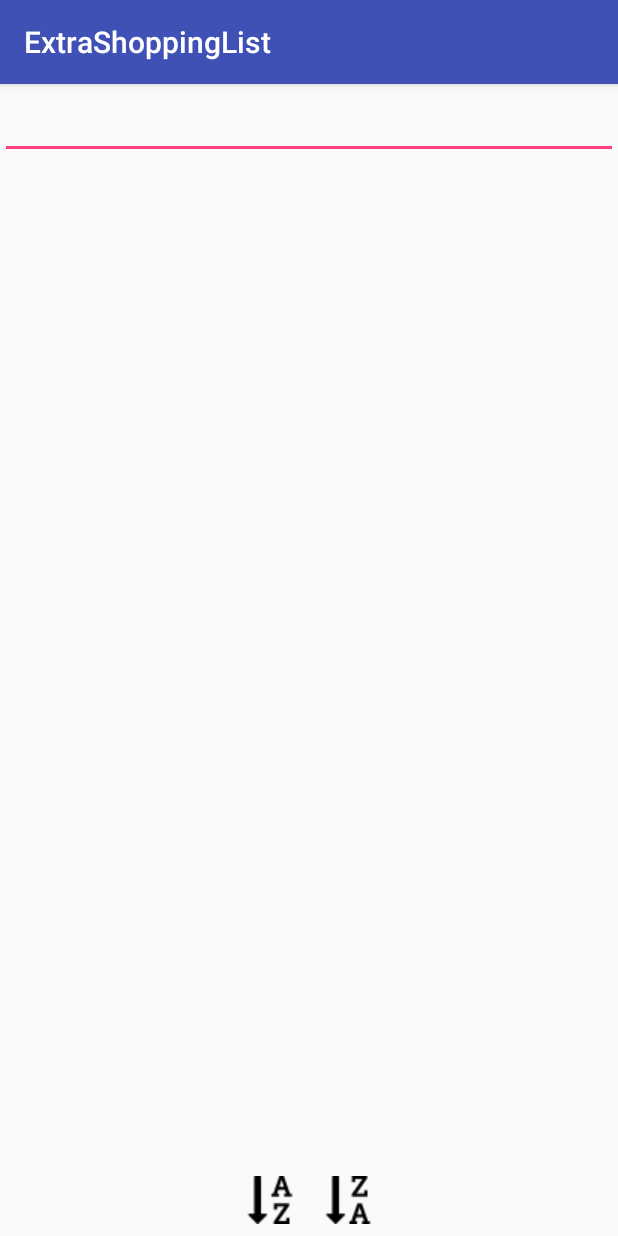
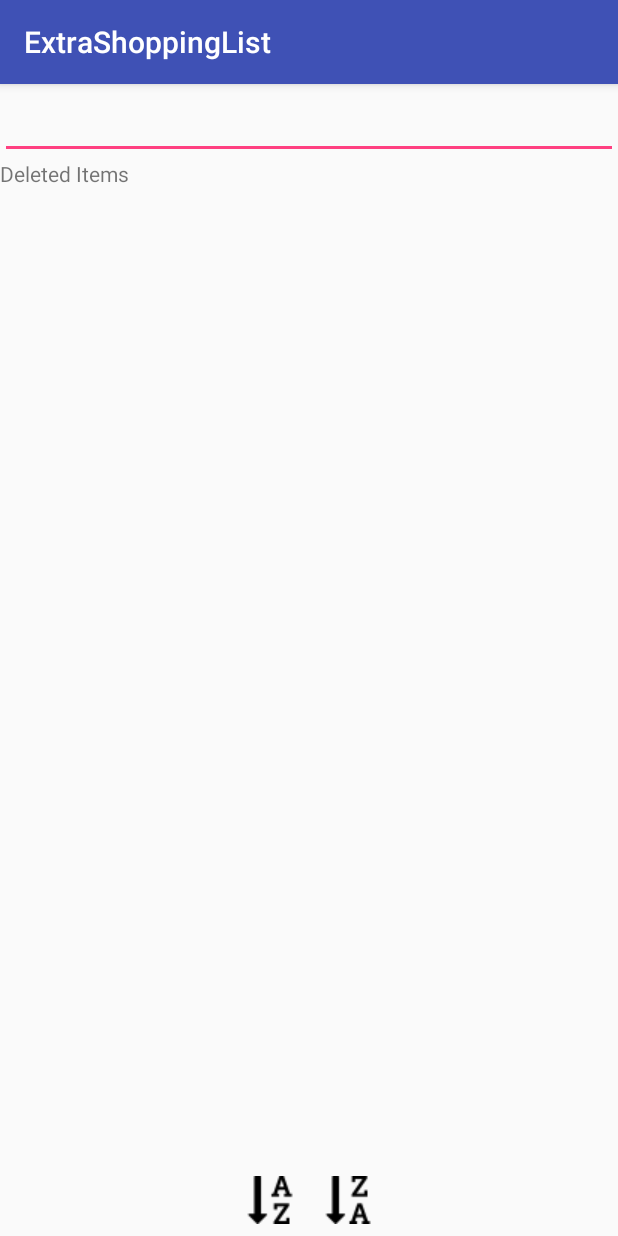
Before and after one commit to aleksandranowominska/Shopping-List, an Android app: the screen it shows after launch (MainActivity), after a tap on an icon or button, on a phone screen of 412 x 824 dp. Run offline under Robolectric (Android 15) with nearby library versions, the phone set to English and light mode, and no system bars.

Commit message:
deleted items list

```diff
--- a/app/src/main/java/pl/ola/extrashoppinglist/DataManager.java
+++ b/app/src/main/java/pl/ola/extrashoppinglist/DataManager.java
@@ -1,7 +1,6 @@
 package pl.ola.extrashoppinglist;
 
 import android.content.Context;
-import android.content.Intent;
 import android.content.SharedPreferences;
 import android.preference.PreferenceManager;
 
@@ -20,6 +19,7 @@ public class DataManager {
     private static DataManager instance;
     private SharedPreferences sharedPreferences;
     private static List<Item> items = new ArrayList<Item>();
+    private static List<DeletedItem> deletedItems = new ArrayList<DeletedItem>();
     private static int lastItemId = 0;
     private static boolean isItemStarred = false;
     Gson gson;
@@ -34,7 +34,8 @@ public class DataManager {
     private DataManager(Context context) {
         sharedPreferences =  PreferenceManager.getDefaultSharedPreferences(context);
         gson = new Gson();
-        items = readDataFromSharedPreferences();
+        items = readItemsDataFromSharedPreferences();
+        deletedItems = readDeletedItemsDataFromSharedPreferences();
 
     }
 
@@ -42,11 +43,16 @@ public class DataManager {
         return items;
     }
 
+    public List<DeletedItem> getDeletedItems(){
+        return deletedItems;
+    }
+
     public void updateItem(Item item){
         int position = getItemPositionById(item.itemId);
         if (position != -1) {
             items.set(position, item);
-            writeToSharedPreferences();
+            writeItemsToSharedPreferences();
+            writeDeletedItemsToSharedPreferences();
         }
     }
 
@@ -68,20 +74,39 @@ public class DataManager {
        return null;
     }
 
+    public DeletedItem getDeletedItemById(int itemId){
+        for (DeletedItem item: deletedItems){
+            if (item.itemId == itemId){
+                return item;
+            }
+        }
+        return null;
+    }
+
     public void addItem(Item item) {
         lastItemId = lastItemId + 1;
         item.itemId = lastItemId;
         items.add(item);
-        writeToSharedPreferences();
+        writeItemsToSharedPreferences();
     }
 
     public void removeItem(int itemId){
         Item itemToRemove = getItemById(itemId);
+        DeletedItem deletedItem = new DeletedItem(itemToRemove);
+        deletedItems.add(deletedItem);
         items.remove(itemToRemove);
-        writeToSharedPreferences();
+        writeItemsToSharedPreferences();
+        writeDeletedItemsToSharedPreferences();
     }
 
-    private void writeToSharedPreferences(){
+    public void revealDeletedItem(int itemId){
+        DeletedItem itemToReveal = getDeletedItemById(itemId);
+        Item revealedItem = new Item(itemToReveal);
+        items.add(revealedItem);
+        deletedItems.remove(itemToReveal);
+    }
+
+    private void writeItemsToSharedPreferences(){
         String itemsToSave = gson.toJson(items);
         SharedPreferences.Editor editor = sharedPreferences.edit();
         editor.putString("itemsList", itemsToSave);
@@ -90,7 +115,15 @@ public class DataManager {
         editor.apply();
     }
 
-    private List<Item> readDataFromSharedPreferences(){
+    private void writeDeletedItemsToSharedPreferences(){
+        String deletedItemsToSave = gson.toJson(deletedItems);
+        SharedPreferences.Editor editor = sharedPreferences.edit();
+        editor.putString("deletedItemsList", deletedItemsToSave);
+        editor.putInt("deletedItemID",lastItemId);
+        editor.apply();
+    }
+
+    private List<Item> readItemsDataFromSharedPreferences(){
         String itemsToRead = sharedPreferences.getString("itemsList", null);
         lastItemId = sharedPreferences.getInt("lastItemId", 0);
         isItemStarred = sharedPreferences.getBoolean("isItemStarred", false);
@@ -102,4 +135,15 @@ public class DataManager {
         return savedItems;
     }
 
+    private List<DeletedItem> readDeletedItemsDataFromSharedPreferences(){
+        String itemsToRead = sharedPreferences.getString("deletedItemsList", null);
+        lastItemId = sharedPreferences.getInt("lastItemId", 0);
+        if (itemsToRead == null){
+            return new ArrayList<>();
+        }
+        Type type = new TypeToken<List<DeletedItem>>() {}.getType();
+        List<DeletedItem> savedDeletedItems = gson.fromJson(itemsToRead, type);
+        return savedDeletedItems;
+    }
+
 }
--- a/app/src/main/java/pl/ola/extrashoppinglist/MainActivity.java
+++ b/app/src/main/java/pl/ola/extrashoppinglist/MainActivity.java
@@ -1,11 +1,8 @@
 package pl.ola.extrashoppinglist;
 
-import android.app.AlarmManager;
-import android.app.PendingIntent;
 import android.content.Intent;
 import android.support.v7.app.AppCompatActivity;
 import android.os.Bundle;
-import android.util.Log;
 import android.view.KeyEvent;
 import android.view.View;
 import android.view.inputmethod.EditorInfo;
@@ -16,9 +13,7 @@ import android.widget.ListView;
 import android.widget.TextView;
 import android.widget.Toast;
 
-import java.util.Collections;
 import java.util.Comparator;
-import java.util.Date;
 
 import static pl.ola.extrashoppinglist.ItemDetailsActivity.ITEM_ID;
 
@@ -29,9 +24,12 @@ public class MainActivity extends AppCompatActivity implements View.OnClickListe
 
     DataManager dataManager;
     ListView itemsListView;
-    ShoppingListArrayAdapter adapter;
+    ListView deletedItemsListView;
+    ShoppingListArrayAdapter shoppingListArrayAdapter;
+    DoneListArrayAdapter doneListArrayAdapter;
     ImageView sortUpButton;
     ImageView sortDownButton;
+    TextView deletedItemsTextView;
 
     @Override
     protected void onCreate(Bundle savedInstanceState) {
@@ -40,14 +38,23 @@ public class MainActivity extends AppCompatActivity implements View.OnClickListe
 
         setContentView(R.layout.activity_main);
         itemsListView = (ListView) findViewById(R.id.shopping_list);
-        adapter = new ShoppingListArrayAdapter(this, dataManager.getItems());
-        itemsListView.setAdapter(adapter);
+        deletedItemsListView = (ListView) findViewById(R.id.deleted_list);
+
+        shoppingListArrayAdapter = new ShoppingListArrayAdapter(this, dataManager.getItems());
+        itemsListView.setAdapter(shoppingListArrayAdapter);
+        doneListArrayAdapter = new DoneListArrayAdapter(this, dataManager.getDeletedItems());
+        deletedItemsListView.setAdapter(doneListArrayAdapter);
+
         sortUpButton = (ImageView) findViewById(R.id.sort_up);
         sortDownButton = (ImageView) findViewById(R.id.sort_down);
         sortUpButton.setClickable(true);
         sortDownButton.setClickable(true);
         sortUpButton.setOnClickListener(this);
         sortDownButton.setOnClickListener(this);
+
+        deletedItemsTextView = (TextView) findViewById(R.id.deleted_items_text_view);
+        deletedItemsTextView.setClickable(true);
+        deletedItemsTextView.setOnClickListener(this);
 
 
 
@@ -60,7 +67,7 @@ public class MainActivity extends AppCompatActivity implements View.OnClickListe
                 if (actionId == EditorInfo.IME_ACTION_DONE) {
                     String itemToAdd = addItem.getText().toString();
                     dataManager.addItem(new Item(itemToAdd));
-                    adapter.notifyDataSetChanged();
+                    shoppingListArrayAdapter.notifyDataSetChanged();
                     addItem.setText("");
 
                     return true;
@@ -73,7 +80,7 @@ public class MainActivity extends AppCompatActivity implements View.OnClickListe
             @Override
             public void onItemClick(AdapterView<?> adapterView, View view, int i, long l) {
                 Intent intent = new Intent(MainActivity.this, ItemDetailsActivity.class);
-                Item item = adapter.getItem(i);
+                Item item = shoppingListArrayAdapter.getItem(i);
                 intent.putExtra(ITEM_ID, item.itemId);
                 startActivity(intent);
             }
@@ -86,13 +93,14 @@ public class MainActivity extends AppCompatActivity implements View.OnClickListe
     @Override
     protected void onResume() {
         super.onResume();
-        adapter.notifyDataSetChanged();
+        shoppingListArrayAdapter.notifyDataSetChanged();
+        doneListArrayAdapter.notifyDataSetChanged();
     }
 
 
 
     public void sortUp(){
-        adapter.sort(new Comparator<Item>() {
+        shoppingListArrayAdapter.sort(new Comparator<Item>() {
             @Override
             public int compare(Item object1, Item object2) {
                 return object1.itemName.compareTo(object2.itemName);
@@ -100,7 +108,7 @@ public class MainActivity extends AppCompatActivity implements View.OnClickListe
         });
     }
     public void sortDown(){
-        adapter.sort(new Comparator<Item>() {
+        shoppingListArrayAdapter.sort(new Comparator<Item>() {
             @Override
             public int compare(Item object1, Item object2) {
                 return object2.itemName.compareTo(object1.itemName);
@@ -120,6 +128,10 @@ public class MainActivity extends AppCompatActivity implements View.OnClickListe
                 sortDown();
                 break;
 
+            case R.id.deleted_items_text_view:
+                Toast.makeText(this, "Load deleted items list", Toast.LENGTH_SHORT).show();
+                break;
+
             default:
                 break;
         }
--- a/app/src/main/res/layout/activity_main.xml
+++ b/app/src/main/res/layout/activity_main.xml
@@ -14,19 +14,27 @@
         android:inputType="text"
         android:layout_width="match_parent"
         android:layout_height="50dp" />
-<ScrollView
-    android:id="@+id/shopping_list_scroll_view"
-    android:layout_below="@+id/add_item"
-    android:layout_above="@+id/sorting_buttons"
-    android:layout_width="wrap_content"
-    android:layout_height="wrap_content"
-    android:fillViewport="true">
+
     <ListView
+        android:layout_below="@+id/add_item"
         android:id="@+id/shopping_list"
-        android:layout_below="@+id/add_item"
         android:layout_width="match_parent"
-        android:layout_height="match_parent" />
-</ScrollView>
+        android:layout_height="wrap_content" />
+    <TextView
+        android:id="@+id/deleted_items_text_view"
+        android:layout_below="@+id/shopping_list"
+        android:text="Deleted Items"
+        android:clickable="true"
+        android:layout_width="match_parent"
+        android:layout_height="wrap_content" />
+
+    <ListView
+        android:id="@+id/deleted_list"
+        android:layout_below="@+id/deleted_items_text_view"
+        android:layout_above="@+id/sorting_buttons"
+        android:layout_width="match_parent"
+        android:layout_height="wrap_content" />
+
     <RelativeLayout
         android:id="@+id/sorting_buttons"
         android:layout_width="wrap_content"
```
Also changed, not shown: app/src/main/java/pl/ola/extrashoppinglist/DeletedItem.java (added, +28 -0 lines), app/src/main/java/pl/ola/extrashoppinglist/DoneListArrayAdapter.java (added, +66 -0 lines), app/src/main/java/pl/ola/extrashoppinglist/Item.java (+8 -0 lines), app/src/main/res/layout/single_deleted_item_cell.xml (added, +26 -0 lines).
